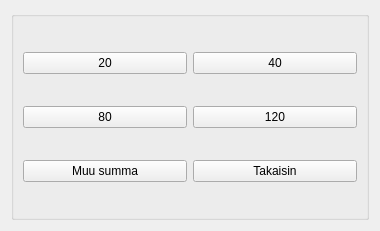
The window that bankautomat/nosta_rahaa.ui (bank-2022/group15) describes before a commit, drawn with Qt 5.
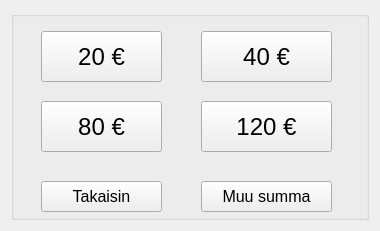
The same window after the commit.

Patch:
```diff
--- a/bankautomat/nosta_rahaa.ui
+++ b/bankautomat/nosta_rahaa.ui
@@ -13,56 +13,135 @@
   <property name="windowTitle">
    <string>Form</string>
   </property>
+  <property name="styleSheet">
+   <string notr="true">background-color: </string>
+  </property>
   <layout class="QGridLayout" name="gridLayout_2">
    <item row="0" column="0">
     <widget class="QGroupBox" name="groupBox">
+     <property name="styleSheet">
+      <string notr="true"/>
+     </property>
      <property name="title">
       <string/>
      </property>
-     <layout class="QGridLayout" name="gridLayout">
-      <item row="0" column="0">
        <widget class="QPushButton" name="btn20Transaction">
+      <property name="geometry">
+       <rect>
+        <x>30</x>
+        <y>20</y>
+        <width>121</width>
+        <height>51</height>
+       </rect>
+      </property>
+      <property name="font">
+       <font>
+        <family>Microsoft YaHei UI</family>
+        <pointsize>18</pointsize>
+       </font>
+      </property>
         <property name="text">
-         <string>20</string>
-        </property>
-       </widget>
-      </item>
-      <item row="1" column="1">
+       <string>20 €</string>
+      </property>
+     </widget>
        <widget class="QPushButton" name="btn120Transaction">
+      <property name="geometry">
+       <rect>
+        <x>190</x>
+        <y>90</y>
+        <width>131</width>
+        <height>51</height>
+       </rect>
+      </property>
+      <property name="font">
+       <font>
+        <family>Microsoft YaHei UI</family>
+        <pointsize>18</pointsize>
+       </font>
+      </property>
+      <property name="styleSheet">
+       <string notr="true"/>
+      </property>
         <property name="text">
-         <string>120</string>
-        </property>
-       </widget>
-      </item>
-      <item row="0" column="1">
+       <string>120 €</string>
+      </property>
+     </widget>
        <widget class="QPushButton" name="btn40Transaction">
+      <property name="geometry">
+       <rect>
+        <x>190</x>
+        <y>20</y>
+        <width>131</width>
+        <height>51</height>
+       </rect>
+      </property>
+      <property name="font">
+       <font>
+        <family>Microsoft YaHei UI</family>
+        <pointsize>18</pointsize>
+       </font>
+      </property>
         <property name="text">
-         <string>40</string>
-        </property>
-       </widget>
-      </item>
-      <item row="1" column="0">
+       <string>40 €</string>
+      </property>
+     </widget>
        <widget class="QPushButton" name="btn80Transaction">
+      <property name="geometry">
+       <rect>
+        <x>30</x>
+        <y>90</y>
+        <width>121</width>
+        <height>51</height>
+       </rect>
+      </property>
+      <property name="font">
+       <font>
+        <family>Microsoft YaHei UI</family>
+        <pointsize>18</pointsize>
+       </font>
+      </property>
         <property name="text">
-         <string>80</string>
-        </property>
-       </widget>
-      </item>
-      <item row="2" column="0">
+       <string>80 €</string>
+      </property>
+     </widget>
        <widget class="QPushButton" name="btnCustomAmount">
+      <property name="geometry">
+       <rect>
+        <x>190</x>
+        <y>170</y>
+        <width>131</width>
+        <height>31</height>
+       </rect>
+      </property>
+      <property name="font">
+       <font>
+        <family>Microsoft YaHei UI</family>
+        <pointsize>12</pointsize>
+       </font>
+      </property>
         <property name="text">
          <string>Muu summa</string>
         </property>
        </widget>
-      </item>
-      <item row="2" column="1">
        <widget class="QPushButton" name="btnReturn">
+      <property name="geometry">
+       <rect>
+        <x>30</x>
+        <y>170</y>
+        <width>121</width>
+        <height>31</height>
+       </rect>
+      </property>
+      <property name="font">
+       <font>
+        <family>Microsoft YaHei UI</family>
+        <pointsize>12</pointsize>
+       </font>
+      </property>
         <property name="text">
          <string>Takaisin</string>
         </property>
        </widget>
-      </item>
-     </layout>
     </widget>
    </item>
   </layout>
```
Lines whose indentation alone changed are shown as unchanged.
